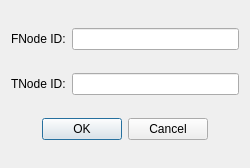
First picture: the form in dialog.ui, repository goolhanrry/Navigator, before the edit.
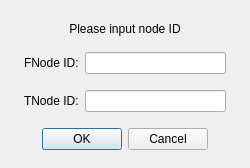
Second picture: the form after the edit.

Patch:
```diff
--- a/dialog.ui
+++ b/dialog.ui
@@ -20,21 +20,26 @@
    <string>Path Analysis</string>
   </property>
   <layout class="QGridLayout" name="gridLayout">
-   <item row="3" column="0">
+   <property name="leftMargin">
+    <number>24</number>
+   </property>
+   <property name="topMargin">
+    <number>12</number>
+   </property>
+   <property name="rightMargin">
+    <number>24</number>
+   </property>
+   <property name="bottomMargin">
+    <number>6</number>
+   </property>
+   <item row="4" column="0">
     <widget class="QLabel" name="TNodeLabel">
      <property name="text">
       <string>TNode ID:</string>
      </property>
     </widget>
    </item>
-   <item row="0" column="0">
-    <widget class="QLabel" name="FNodeLabel">
-     <property name="text">
-      <string>FNode ID:</string>
-     </property>
-    </widget>
-   </item>
-   <item row="5" column="0" colspan="2">
+   <item row="6" column="0" colspan="2">
     <widget class="QDialogButtonBox" name="buttonBox">
      <property name="sizePolicy">
       <sizepolicy hsizetype="Expanding" vsizetype="Fixed">
@@ -56,7 +61,7 @@
      </property>
     </widget>
    </item>
-   <item row="3" column="1">
+   <item row="4" column="1">
     <widget class="QLineEdit" name="TNodeLineEdit">
      <property name="text">
       <string notr="true"/>
@@ -66,7 +71,17 @@
      </property>
     </widget>
    </item>
-   <item row="0" column="1">
+   <item row="1" column="0">
+    <widget class="QLabel" name="FNodeLabel">
+     <property name="locale">
+      <locale language="English" country="UnitedStates"/>
+     </property>
+     <property name="text">
+      <string>FNode ID:</string>
+     </property>
+    </widget>
+   </item>
+   <item row="1" column="1">
     <widget class="QLineEdit" name="FNodeLineEdit">
      <property name="text">
       <string notr="true"/>
@@ -76,6 +91,28 @@
      </property>
     </widget>
    </item>
+   <item row="0" column="0" colspan="2">
+    <widget class="QLabel" name="rangeLabel">
+     <property name="sizePolicy">
+      <sizepolicy hsizetype="Preferred" vsizetype="Fixed">
+       <horstretch>0</horstretch>
+       <verstretch>0</verstretch>
+      </sizepolicy>
+     </property>
+     <property name="locale">
+      <locale language="English" country="UnitedStates"/>
+     </property>
+     <property name="text">
+      <string>Please input node ID</string>
+     </property>
+     <property name="textFormat">
+      <enum>Qt::PlainText</enum>
+     </property>
+     <property name="alignment">
+      <set>Qt::AlignCenter</set>
+     </property>
+    </widget>
+   </item>
   </layout>
  </widget>
  <resources/>
```
Left out of the diff: 15 changed lines with no effect on the pictures.
